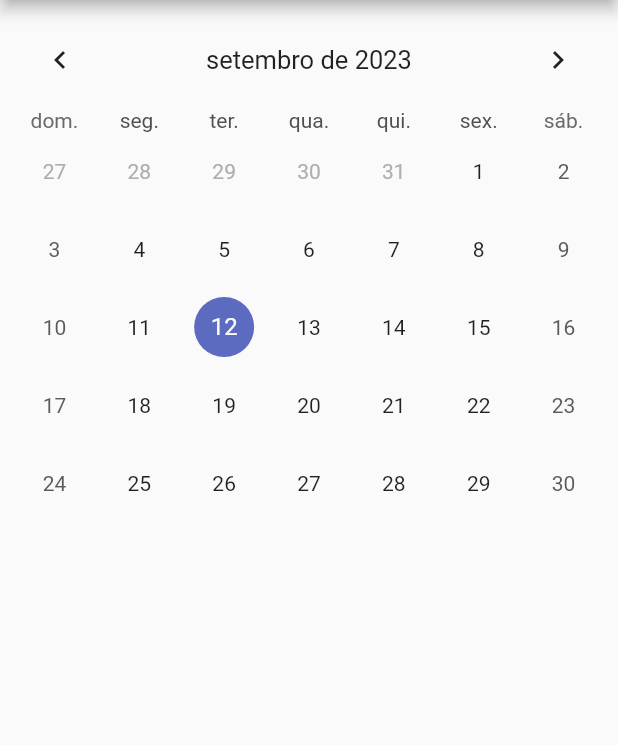
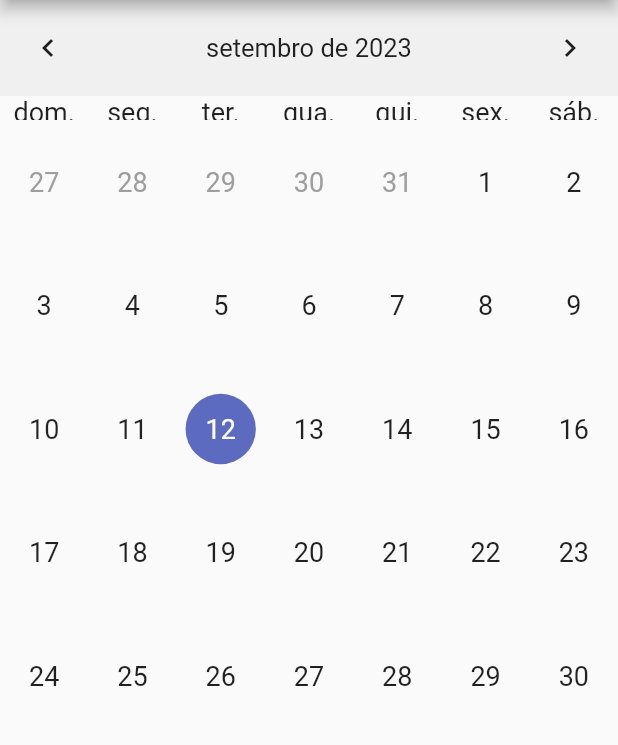
Before and after one commit to brunoalksouza/room_meet_scheduler_flutter, a Flutter app: the screen it shows after launch, on a phone screen of 412 x 824 dp, the part 84-829 px from its top. Run offline on Flutter 3.47's test engine with Material 2 defaults, Android fonts, the phone set to English and light mode, and no system bars; drawn by our look-alikes of table_calendar.

Commit message:
#3 ADD aumento nos caracteres e ajuste no tempo de começo e fim do ano

```diff
--- a/lib/pages/scheduler.dart
+++ b/lib/pages/scheduler.dart
@@ -2,10 +2,6 @@ import 'package:intl/intl.dart';
 import 'package:flutter/material.dart';
 import 'package:room_meet_scheduler_flutter/widgets/calendar.dart';
 import 'package:room_meet_scheduler_flutter/widgets/drawer.dart';
-
-void main() {
-  runApp(const Scheduler());
-}
 
 class Scheduler extends StatelessWidget {
   const Scheduler({
@@ -17,9 +13,7 @@ class Scheduler extends StatelessWidget {
     String selectedDay =
         DateFormat("EEEE, d 'de' MMMM", 'pt_BR').format(DateTime.now());
 
-    return MaterialApp(
-      debugShowCheckedModeBanner: false,
-      home: Scaffold(
+    return Scaffold(
       appBar: AppBar(
         backgroundColor: Colors.white,
         title: Row(
@@ -41,8 +35,7 @@ class Scheduler extends StatelessWidget {
                 onPressed: () {},
                 style: ButtonStyle(
                   backgroundColor: MaterialStateProperty.all<Color>(
-                      const Color.fromARGB(
-                          64, 231, 231, 231), // Background color
+                    const Color.fromARGB(64, 231, 231, 231), // Background color
                   ),
                   side: MaterialStateProperty.all<BorderSide>(
                     const BorderSide(
@@ -54,8 +47,7 @@ class Scheduler extends StatelessWidget {
                     const Color.fromARGB(
                         87, 222, 222, 222), // Overlay color when pressed
                   ),
-                    splashFactory:
-                        NoSplash.splashFactory, // Remove splash effect
+                  splashFactory: NoSplash.splashFactory, // Remove splash effect
                 ),
                 child: const Text(
                   'Hoje',
@@ -82,7 +74,6 @@ class Scheduler extends StatelessWidget {
       ),
       body: const CalendarDrawer(),
       drawer: const DrawerSide(),
-      ),
     );
   }
 }
--- a/lib/widgets/calendar.dart
+++ b/lib/widgets/calendar.dart
@@ -1,21 +1,6 @@
 import 'package:flutter/material.dart';
 import 'package:table_calendar/table_calendar.dart';
 import 'package:intl/date_symbol_data_local.dart';
-
-void main() {
-  runApp(MyApp());
-}
-
-class MyApp extends StatelessWidget {
-  @override
-  Widget build(BuildContext context) {
-    return const MaterialApp(
-      home: Scaffold(
-        body: CalendarDrawer(),
-      ),
-    );
-  }
-}
 
 class CalendarDrawer extends StatefulWidget {
   const CalendarDrawer({
@@ -36,13 +21,19 @@ class _CalendarDrawerState extends State<CalendarDrawer> {
   Widget build(BuildContext context) {
     initializeDateFormatting('pt_BR');
 
-    return Padding(
-      padding: const EdgeInsets.all(8.0),
+    return SizedBox(
+      height: MediaQuery.of(context).size.height, // Ocupa  a altura máxima
       child: MouseRegion(
         cursor: SystemMouseCursors.click,
         child: TableCalendar(
-          firstDay: DateTime.utc(2010, 10, 16),
-          lastDay: DateTime.utc(2030, 3, 14),
+          calendarStyle: const CalendarStyle(
+              defaultTextStyle: TextStyle(fontSize: 18),
+              weekendTextStyle: TextStyle(fontSize: 18),
+              todayTextStyle: TextStyle(fontSize: 18),
+              selectedTextStyle: TextStyle(fontSize: 18, color: Colors.white),
+              outsideTextStyle: TextStyle(fontSize: 18, color: Colors.grey)),
+          firstDay: DateTime.now().copyWith(day: 1, month: 1),
+          lastDay: DateTime.now().copyWith(day: 31, month: 12),
           focusedDay: DateTime.now(),
           locale: 'pt_BR',
           availableGestures: AvailableGestures.none,
@@ -50,6 +41,9 @@ class _CalendarDrawerState extends State<CalendarDrawer> {
           headerStyle: const HeaderStyle(
             titleCentered: true,
             formatButtonVisible: false,
+            decoration: BoxDecoration(
+              color: Color.fromARGB(255, 240, 240, 240),
+            ),
           ),
           selectedDayPredicate: (day) {
             return isSameDay(_selectedDay, day);
@@ -71,6 +65,13 @@ class _CalendarDrawerState extends State<CalendarDrawer> {
               },
             );
           },
+
+          daysOfWeekStyle: const DaysOfWeekStyle(
+            weekdayStyle: TextStyle(fontSize: 18), // Estilo dos dias da semana
+            weekendStyle: TextStyle(fontSize: 18), // Estilo dos fins de semana
+          ),
+          rowHeight: MediaQuery.of(context).size.height *
+              0.10, // Ocupa a altura máxima
         ),
       ),
     );
```
Also changed, not shown: pubspec.lock. Lines whose indentation alone changed are shown as unchanged.
